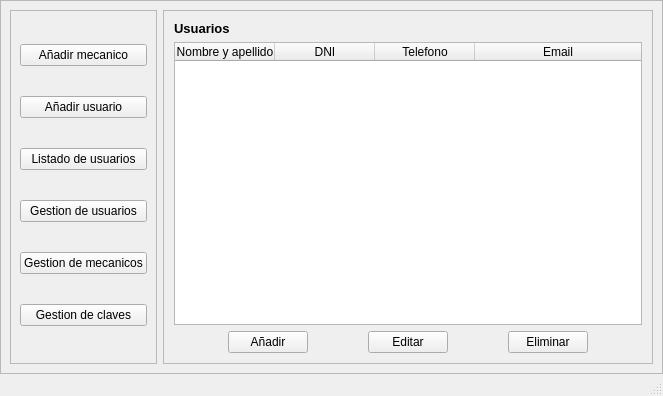
Alaan20/TP_FINAL-POO, file main.ui: the form before one commit.
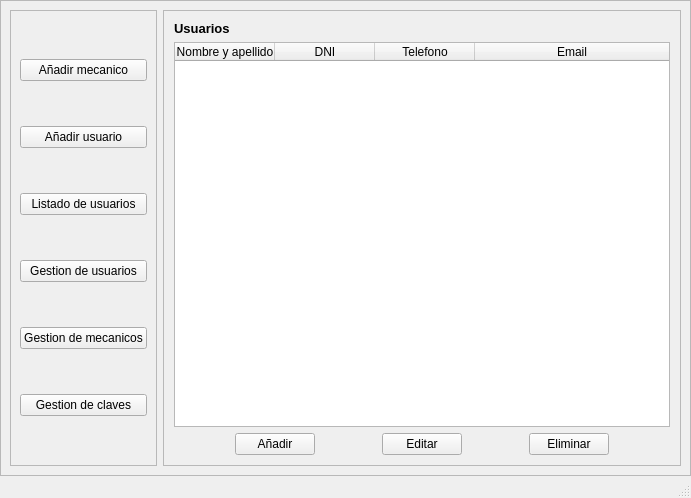
The form after the commit. Icons and pictures are not drawn.

What changed in the file:
```diff
--- a/main.ui
+++ b/main.ui
@@ -6,8 +6,8 @@
    <rect>
     <x>0</x>
     <y>0</y>
-    <width>663</width>
-    <height>396</height>
+    <width>691</width>
+    <height>498</height>
    </rect>
   </property>
   <property name="windowTitle">
```
